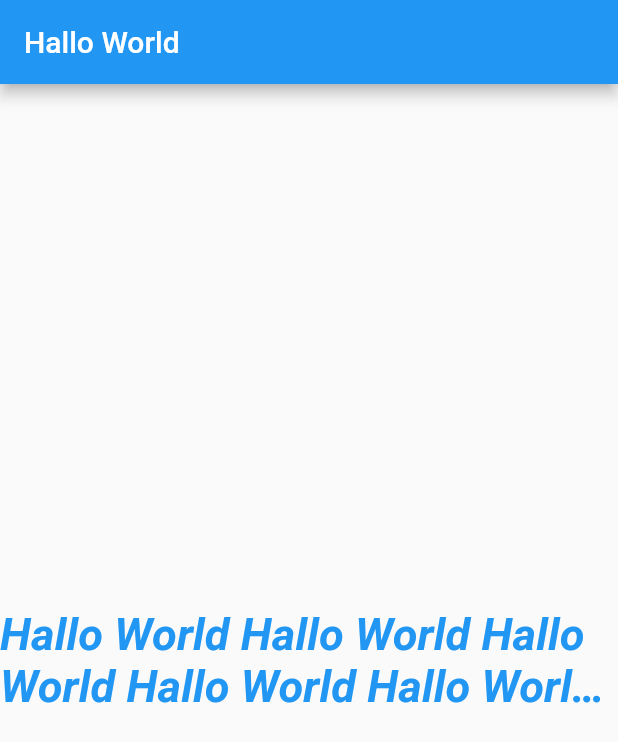
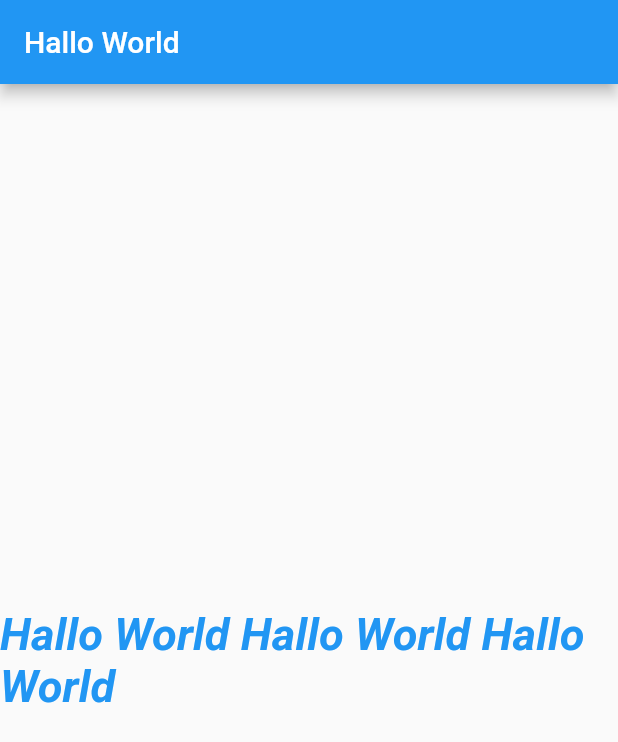
Before and after one commit to antonprafanto/flutter_learning_1, a Flutter app: the screen it shows after launch, on a phone screen of 412 x 824 dp. Shown: the top 742 px of the screen. Run offline on Flutter 3.47's test engine with Material 2 defaults, Android fonts, the light colour scheme and no system bars.

Commit message:
Widget Text 2

```diff
--- a/lib/main.dart
+++ b/lib/main.dart
@@ -15,7 +15,7 @@ class MyApp extends StatelessWidget {
           title: Text("Hallo World"),
         ),
         body: Center(
-          child: Text("Hallo World Hallo World Hallo World Hallo World Hallo World Hallo World Hallo World Hallo World Hallo World ",
+          child: Text("Hallo World Hallo World Hallo World",
               maxLines: 2,
               style: TextStyle(
                 color: Colors.blue,
```
